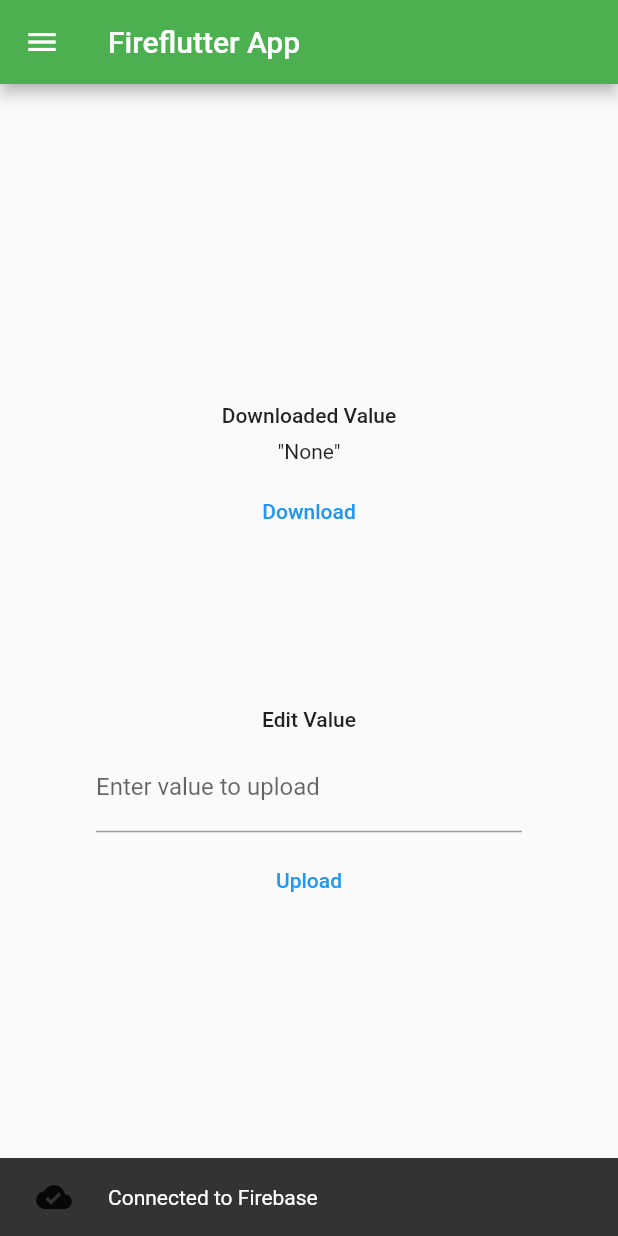
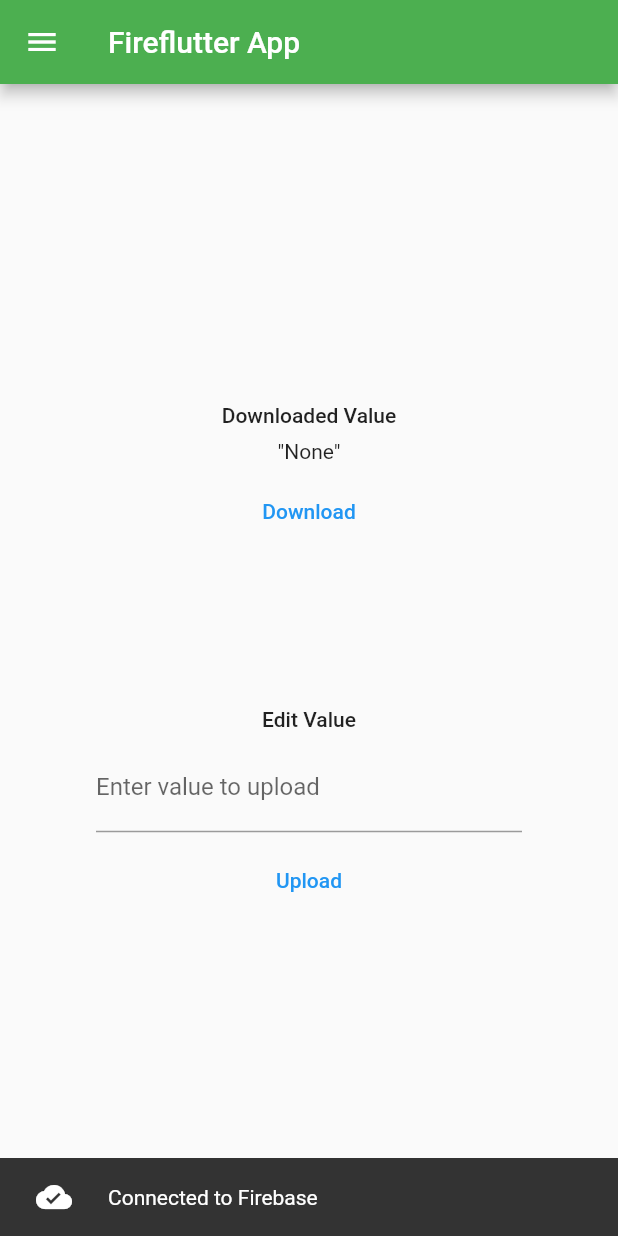
Before and after one commit to Alecadabra/Quizapp, a Flutter app: the first screen one second after launch, on a phone screen of 412 x 824 dp. Run offline on Flutter 3.47's test engine with Material 2 defaults, Android fonts, the phone set to English and light mode, and no system bars; our stand-ins replace cloud_firestore, firebase_auth, firebase_core; accounts and stored records are empty.

Commit message:
Hotfix to change icon colour

```diff
--- a/lib/main.dart
+++ b/lib/main.dart
@@ -83,7 +83,7 @@ class _HomeScreenState extends State<HomeScreen> {
   final _iconLogout = Icon(Icons.logout, color: Colors.white);
   final _iconSuccess = Icon(Icons.check, color: Colors.white);
   final _iconError = Icon(Icons.error, color: Colors.white);
-  final _iconConnected = Icon(Icons.cloud_done);
+  final _iconConnected = Icon(Icons.cloud_done, color: Colors.white);
 
   @override
   void initState() {
```
